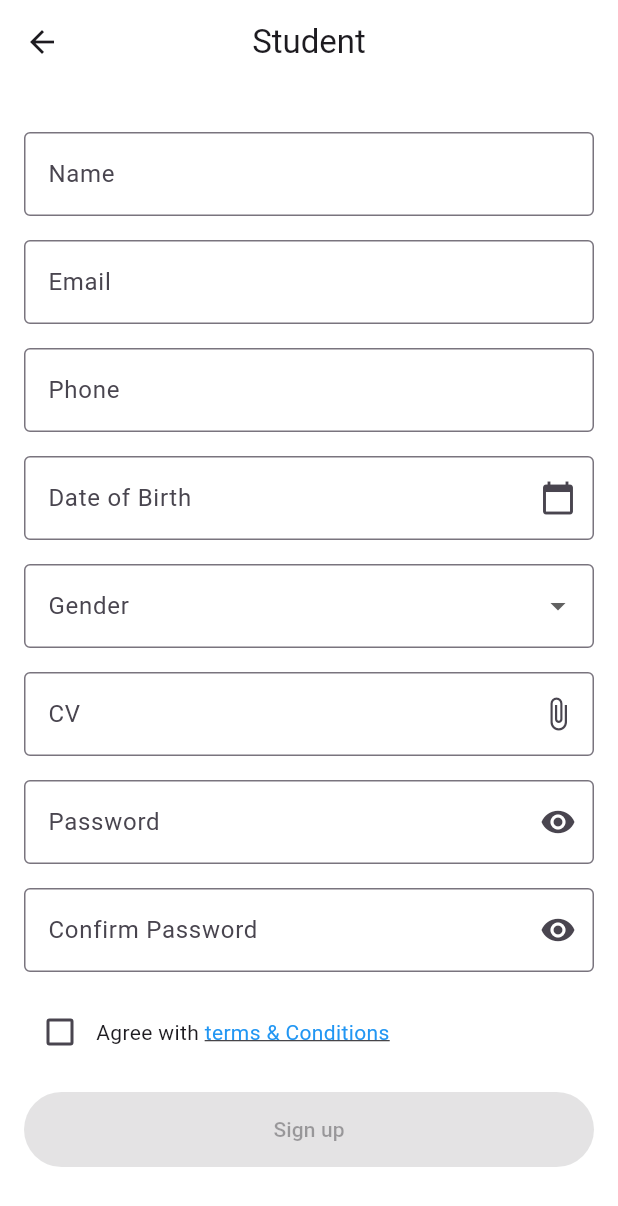
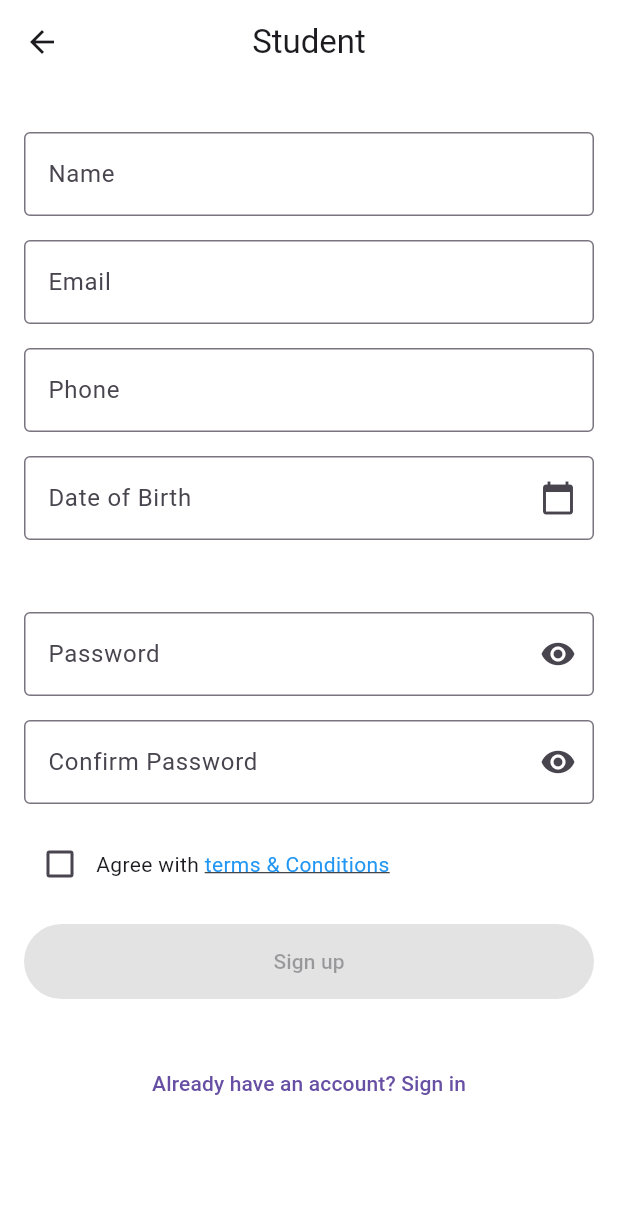
Before and after one commit to yousefn319/rafiq_application, a Flutter app: the screen it shows after launch, on a phone screen of 412 x 824 dp. Shown: the top 1206 px of the screen. Run offline on Flutter 3.47's test engine with Material 3 defaults, Android fonts, the phone set to English and light mode, and no system bars; our stand-ins replace circle_nav_bar, flutter_svg; project files that could hold a hidden picture were left out.

```diff
--- a/lib/features/introscreens/presentation/signup/signup_screen.dart
+++ b/lib/features/introscreens/presentation/signup/signup_screen.dart
@@ -73,7 +73,8 @@ class _SignUpScreenState extends State<SignUpScreen> {
               },
             ),
             SizedBox(height: 16),
-            DropdownButtonFormField(
+            widget.type == 'Instructor'
+                ? DropdownButtonFormField(
                     decoration: InputDecoration(
                       labelText: 'Gender',
                       border: OutlineInputBorder(),
@@ -85,16 +86,19 @@ class _SignUpScreenState extends State<SignUpScreen> {
                             ))
                         .toList(),
                     onChanged: (value) {},
-            ),
+                  )
+                : SizedBox(),
             SizedBox(height: 16),
-            TextField(
+            widget.type == 'Instructor'
+                ? TextField(
                     decoration: InputDecoration(
                       labelText: 'CV',
                       hintText: 'Attach your file here',
                       border: OutlineInputBorder(),
                       suffixIcon: Icon(Icons.attach_file),
                     ),
-            ),
+                  )
+                : SizedBox(),
             SizedBox(height: 16),
             TextField(
               obscureText: true,
```
Lines whose indentation alone changed are shown as unchanged.
